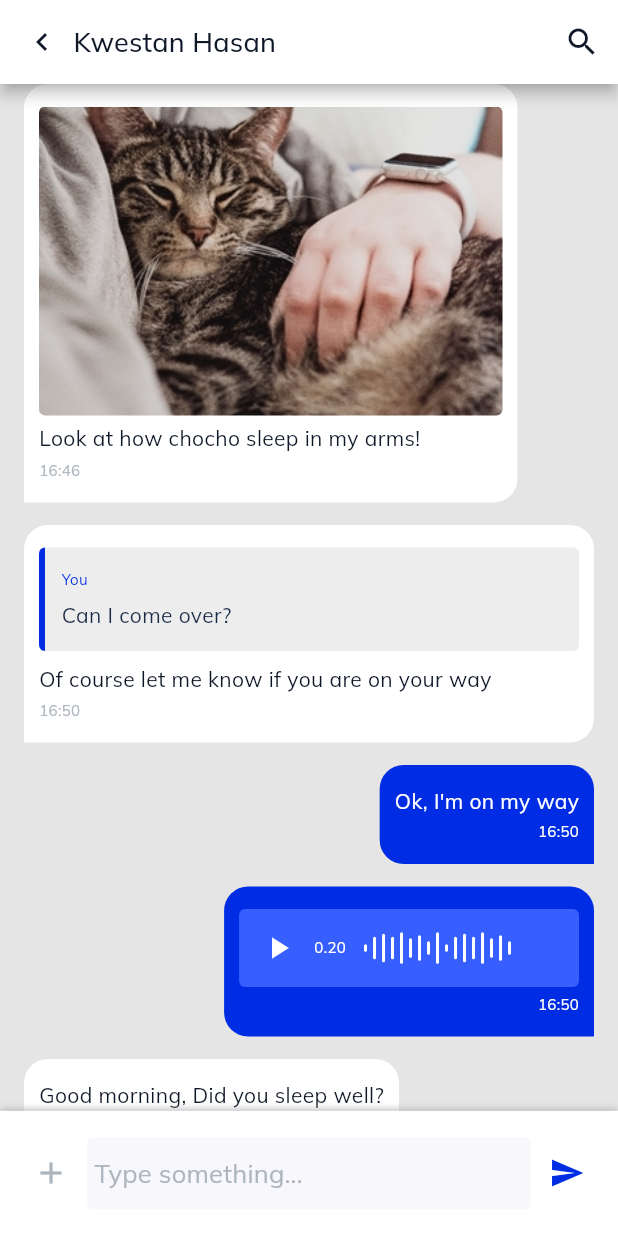
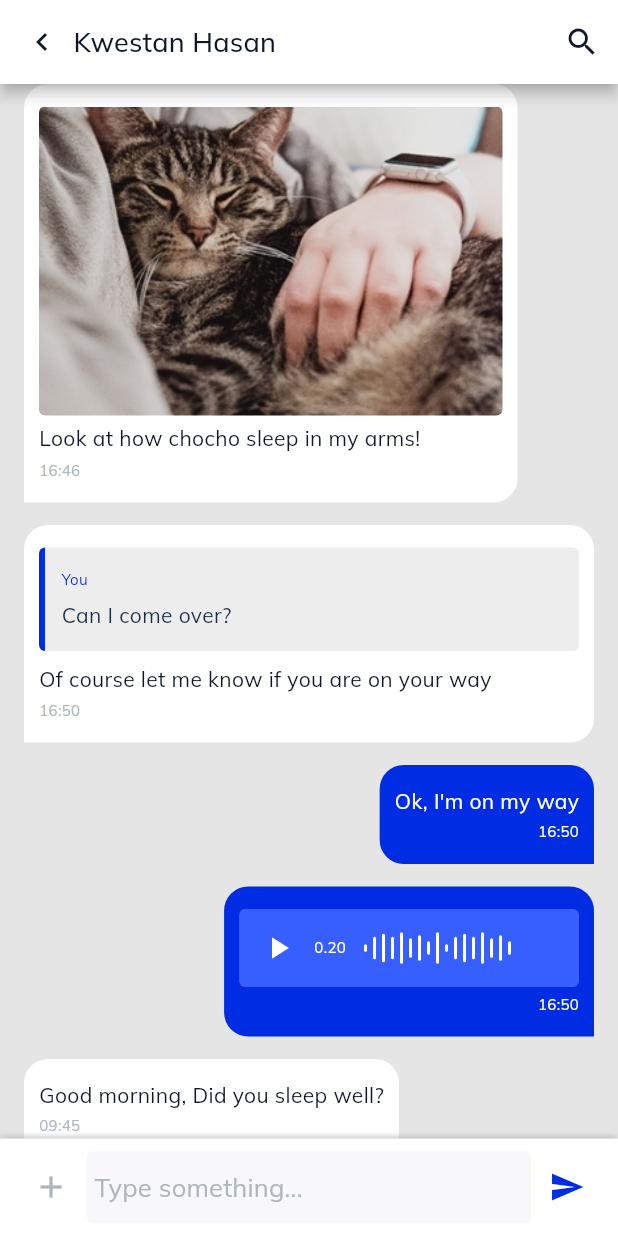
Before and after one commit to Yassin-H-Rassul/game-messenger-app, a Flutter app: the screen it shows after launch, on a phone screen of 412 x 824 dp. Run offline on Flutter 3.47's test engine with Material 2 defaults, Android fonts, the phone set to English and light mode, and no system bars; our stand-ins replace firebase_core, google_fonts; accounts and stored records are empty.

Commit message:
resized the text field for sending messages

```diff
--- a/game_messenger_app/lib/screens/personal_chat_screen/message_types/decoration.dart
+++ b/game_messenger_app/lib/screens/personal_chat_screen/message_types/decoration.dart
@@ -26,7 +26,7 @@ class MessageDecoration {
     );
   }
 
-  //reuseable BoxDecoration for container inside container like voice and reply
+  //reuseable BoxDecoration for the inner container, in sceanrios where we have container inside container like voice and reply
   doubleContainer(MessagesModel message) {
     return BoxDecoration(
       color: message.sender ? theLigntBlue : const Color(0xffEDEDED),
--- a/game_messenger_app/lib/widgets/personal_chat_text_field.dart
+++ b/game_messenger_app/lib/widgets/personal_chat_text_field.dart
@@ -16,7 +16,7 @@ class PersonalChatTextField extends StatelessWidget {
       padding: const EdgeInsets.symmetric(
         horizontal: 10,
       ),
-      height: 83.46,
+      height: 65,
       child: SafeArea(
         child: Row(
           children: [
```
